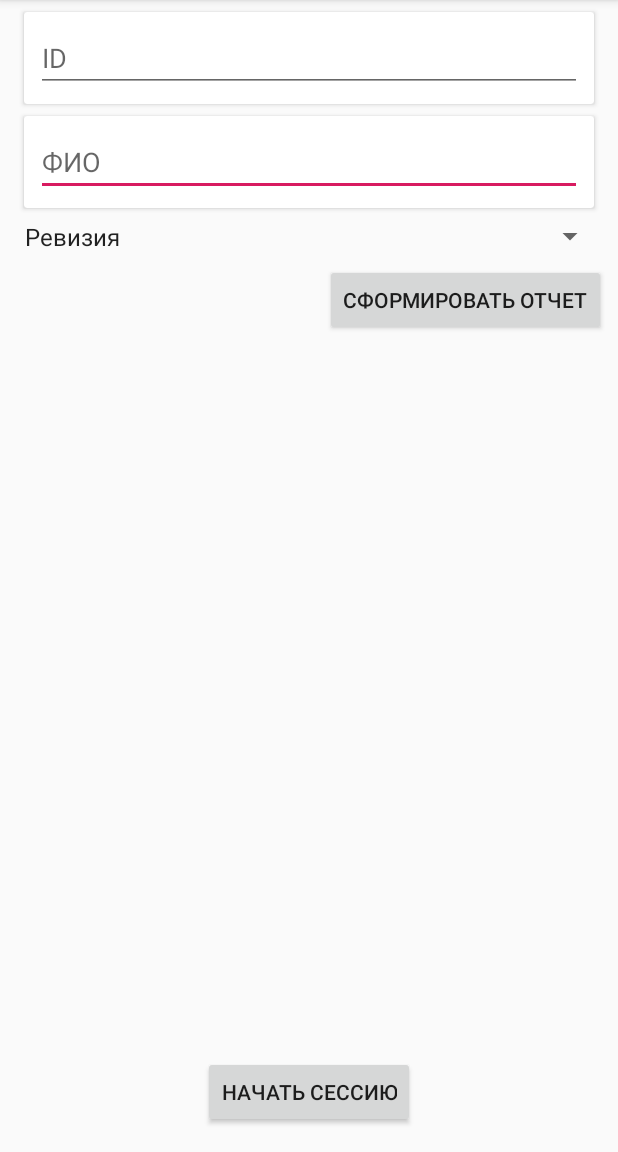
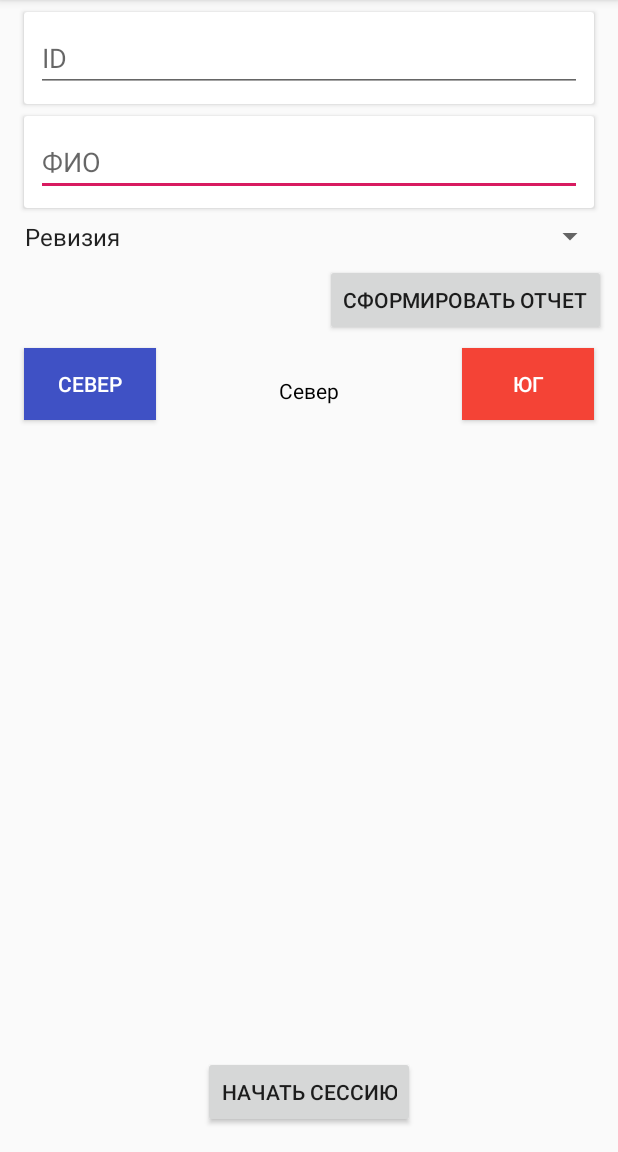
Before and after one commit to vlad2711/usadba, an Android app: the screen it shows after launch (NewReportActivity), on a phone screen of 412 x 824 dp, the part 84-1236 px from its top. Run offline under Robolectric (Android 15) with nearby library versions, the phone set to English and light mode, and no system bars.

Commit message:
finish first act generation

```diff
--- a/app/src/main/res/layout/activity_new_report.xml
+++ b/app/src/main/res/layout/activity_new_report.xml
@@ -55,4 +55,27 @@
             app:layout_constraintBottom_toBottomOf="parent" app:layout_constraintEnd_toEndOf="parent"
             android:layout_marginEnd="8dp" app:layout_constraintStart_toStartOf="parent"
             android:layout_marginStart="8dp"/>
+    <Button
+            android:text="Север"
+            android:layout_width="wrap_content"
+            android:layout_height="wrap_content"
+            android:id="@+id/north" app:layout_constraintStart_toStartOf="parent" android:layout_marginStart="16dp"
+            android:layout_marginTop="8dp" app:layout_constraintTop_toBottomOf="@+id/report"
+            android:background="#3F51C5" android:textColor="#FFFFFF"/>
+    <Button
+            android:text="ЮГ"
+            android:layout_width="wrap_content"
+            android:layout_height="wrap_content"
+            android:id="@+id/south" app:layout_constraintEnd_toEndOf="parent" android:layout_marginEnd="16dp"
+            android:layout_marginTop="8dp" app:layout_constraintTop_toBottomOf="@+id/report"
+            android:background="#F44336" android:textColor="#FFFFFF"/>
+    <TextView
+            android:text="Север"
+            android:layout_width="wrap_content"
+            android:layout_height="wrap_content"
+            android:id="@+id/district" app:layout_constraintStart_toEndOf="@+id/north"
+            android:layout_marginStart="8dp" app:layout_constraintEnd_toStartOf="@+id/south"
+            android:layout_marginEnd="8dp" android:layout_marginTop="8dp"
+            app:layout_constraintBottom_toBottomOf="@+id/south" app:layout_constraintTop_toTopOf="@+id/south"
+            android:textColor="#000000"/>
 </androidx.constraintlayout.widget.ConstraintLayout>
```
Also changed, not shown: app/src/main/java/com/vkram2711/usadba/activity/NewReportActivity.kt (+6 -4 lines), app/src/main/java/com/vkram2711/usadba/utils/ExcelUtils.kt (+85 -53 lines).
